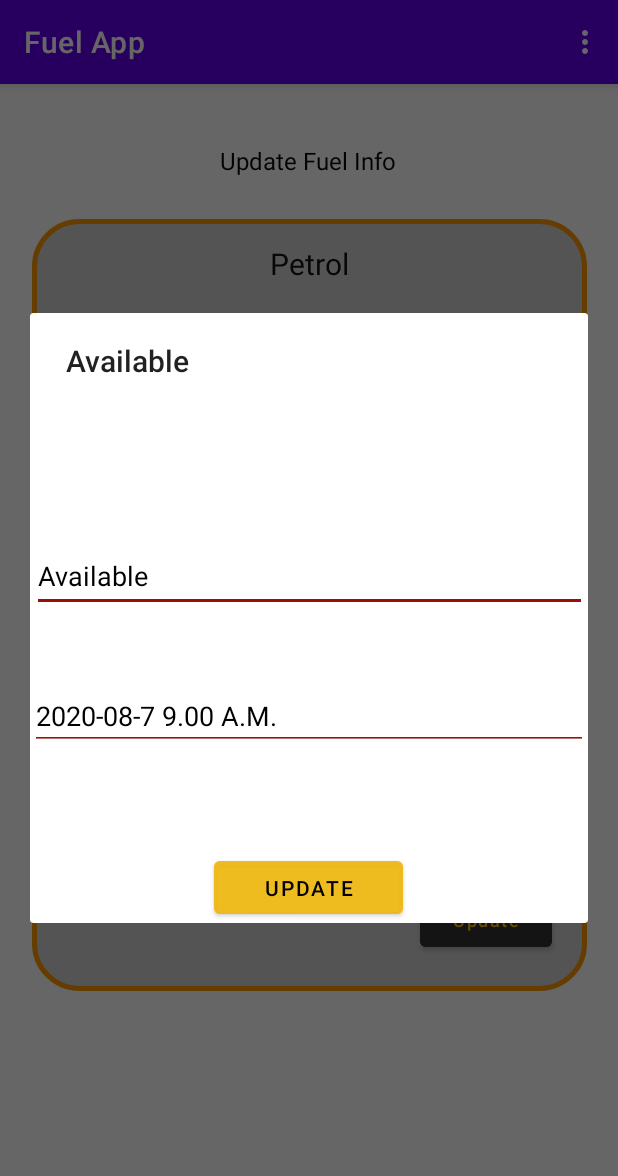
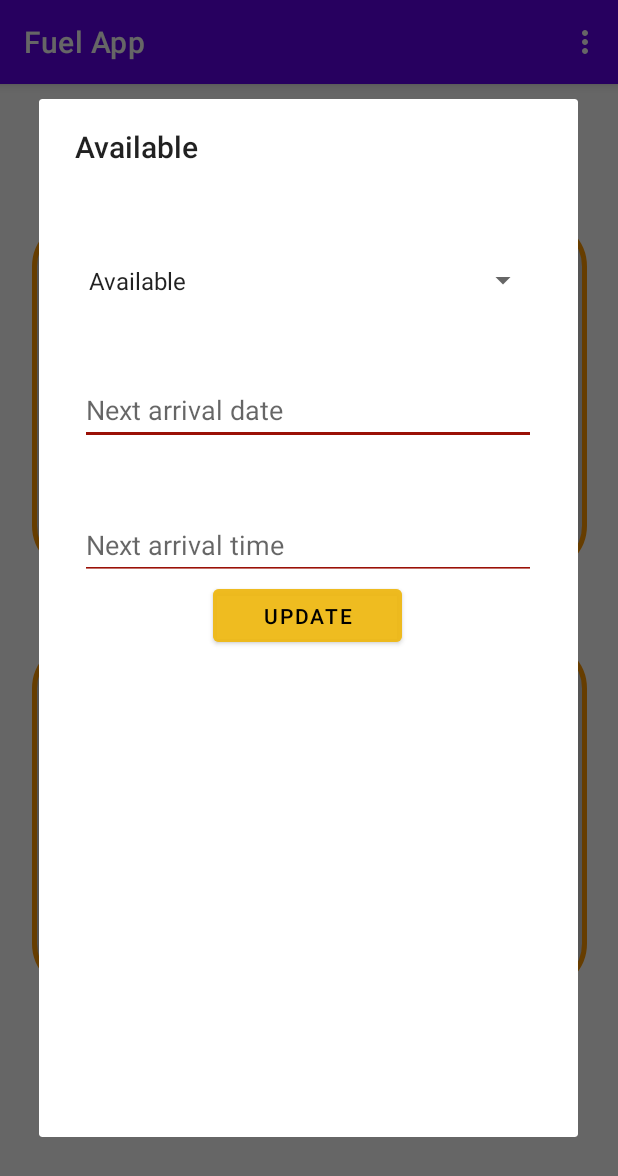
Before and after one commit to shanuka-prabodha/Fuel-app, an Android app: the StationActivity screen opened directly, with no data from a screen before it, after a tap on "Update", on a phone screen of 412 x 824 dp. Shown: the top 1176 px of the screen. Run offline under Robolectric (Android 15) with nearby library versions, the phone set to English and light mode, and no system bars.

Commit message:
dat & time pickers

```diff
--- a/app/src/main/java/com/example/fuelapp/Station/StationActivity.java
+++ b/app/src/main/java/com/example/fuelapp/Station/StationActivity.java
@@ -4,7 +4,12 @@ import androidx.annotation.NonNull;
 import androidx.appcompat.app.AlertDialog;
 import androidx.appcompat.app.AppCompatActivity;
 
+import android.annotation.SuppressLint;
+import android.app.DatePickerDialog;
+import android.app.TimePickerDialog;
 import android.content.Intent;
+import android.graphics.Color;
+import android.graphics.drawable.ColorDrawable;
 import android.os.Bundle;
 import android.text.TextUtils;
 import android.util.Log;
@@ -13,8 +18,11 @@ import android.view.Menu;
 import android.view.MenuItem;
 import android.view.View;
 import android.widget.Button;
+import android.widget.DatePicker;
 import android.widget.EditText;
+import android.widget.Spinner;
 import android.widget.TextView;
+import android.widget.TimePicker;
 import android.widget.Toast;
 
 import com.example.fuelapp.Interface.IUserAPI;
@@ -23,6 +31,8 @@ import com.example.fuelapp.Model.Controller;
 import com.example.fuelapp.R;
 import com.example.fuelapp.VehicleOwner.SearchActivity;
 
+import java.util.Calendar;
+
 import retrofit2.Call;
 
 public class StationActivity extends AppCompatActivity {
@@ -30,6 +40,9 @@ public class StationActivity extends AppCompatActivity {
     //buttons and text fields initialization
     private Button btn1, btn2;
     private TextView txtPetrolAvailable, txtDisealAvailable, txtPetrolLength, txtDisealLength;
+    private DatePickerDialog.OnDateSetListener mDateSetListener1;
+    private TimePickerDialog.OnTimeSetListener mTimeSetListener;
+
 
     @Override
     protected void onCreate(Bundle savedInstanceState) {
@@ -44,12 +57,12 @@ public class StationActivity extends AppCompatActivity {
         txtDisealLength = findViewById(R.id.dLength);
 
         Intent intent = getIntent();
-        System.out.println( intent.getStringExtra("station")) ;
+        System.out.println(intent.getStringExtra("station"));
 
         IUserAPI iUserAPI = Controller.getRetrofit().create(IUserAPI.class);
         Call<StationResponse> call = iUserAPI.getStations("63540401d26b8b17b97cdd6e");
 
-        Log.e("StationActivity", "Dinisuru " );
+        Log.e("StationActivity", "Dinisuru ");
 
         btn1.setOnClickListener(new View.OnClickListener() {
             @Override
@@ -70,7 +83,7 @@ public class StationActivity extends AppCompatActivity {
     }
 
     //
-    private void showUpdate(final String Id, final String question, String answer) {
+    private void showUpdate(final String Id, final String status, String time) {
 
         AlertDialog.Builder builder = new AlertDialog.Builder(this);
         LayoutInflater inflater = getLayoutInflater();
@@ -78,16 +91,80 @@ public class StationActivity extends AppCompatActivity {
         final View view = inflater.inflate(R.layout.update, null);
         builder.setView(view);
 
-        final EditText fuelStatus = (EditText) view.findViewById(R.id.status);
-        TextView statusFuel = view.findViewById(R.id.status);
-        statusFuel.setText(question);
+        Spinner fuelStatus = view.findViewById(R.id.status);
+//        TextView statusFuel = view.findViewById(R.id.status);
+//        fuelStatus.set(status);
+
+        //Date picker
+        final EditText dateArrival = (EditText) view.findViewById(R.id.nextDate);
+        dateArrival.setOnClickListener(new View.OnClickListener() {
+            @Override
+            public void onClick(View view) {
+
+                Calendar cal = Calendar.getInstance();
+                int year = cal.get(Calendar.YEAR);
+                int month = cal.get(Calendar.MONTH);
+                int day = cal.get(Calendar.DAY_OF_MONTH);
+
+                DatePickerDialog dialog = new DatePickerDialog(
+                        StationActivity.this,
+                        android.R.style.Theme_Holo_Light_Dialog_MinWidth,
+                        mDateSetListener1,
+                        year, month, day);
+                dialog.getWindow().setBackgroundDrawable(new ColorDrawable(Color.TRANSPARENT));
+                dialog.show();
+            }
+        });
+        mDateSetListener1 = new DatePickerDialog.OnDateSetListener() {
+            @Override
+            public void onDateSet(DatePicker datePicker, int year, int month, int day) {
+                month = month + 1;
+                String date = month + "/" + day + "/" + year;
+                TextView arrivalDate = view.findViewById(R.id.nextDate);
+                arrivalDate.setText(date);
+            }
+        };
+
+
+        //Time picker
         final EditText timeArrival = (EditText) view.findViewById(R.id.time);
-        TextView arrivalTime = view.findViewById(R.id.time);
-        arrivalTime.setText(answer);
+        timeArrival.setOnClickListener(new View.OnClickListener() {
+            @Override
+            public void onClick(View view) {
+
+
+                TimePickerDialog timePickerDialog = new TimePickerDialog(
+                        StationActivity.this, mTimeSetListener, 24, 60, true);
+
+                timePickerDialog.getWindow().setBackgroundDrawable(new ColorDrawable(Color.TRANSPARENT));
+                timePickerDialog.show();
+
+            }
+        });
+
+
+        mTimeSetListener = new TimePickerDialog.OnTimeSetListener() {
+
+            @Override
+            public void onTimeSet(TimePicker timePicker, int i, int i1) {
+
+                TextView arrivalTime = view.findViewById(R.id.time);
+
+                String timeIN = "";
+                if (i < 13)
+                    timeIN = "AM";
+                else timeIN = "PM";
+
+                String time = i + "." + i1 + timeIN;
+                arrivalTime.setText(time);
+            }
+        };
+
+
         final Button button = (Button) view.findViewById(R.id.queueOkBtn);
 
 
-        builder.setTitle("" + question);
+        builder.setTitle("" + status);
 
         final AlertDialog alert = builder.create();
         alert.show();
@@ -95,17 +172,17 @@ public class StationActivity extends AppCompatActivity {
         button.setOnClickListener(new View.OnClickListener() {
             @Override
             public void onClick(View view) {
-                String question = fuelStatus.getText().toString().trim();
-                String answer = timeArrival.getText().toString().trim();
+                String status = fuelStatus.getSelectedItem().toString().trim();
+                String time = timeArrival.getText().toString().trim();
 
-                if (TextUtils.isEmpty(question)) {
-                    fuelStatus.setError("Required");
+                if (TextUtils.isEmpty(status)) {
+//                    fuelStatus.seter("Required");
                     timeArrival.setError("Required");
                     return;
                 }
 
-                if (TextUtils.isEmpty(answer)) {
-                    fuelStatus.setError("Required");
+                if (TextUtils.isEmpty(time)) {
+//                    fuelStatus.setError("Required");
                     return;
                 }
                 alert.dismiss();
@@ -117,7 +194,7 @@ public class StationActivity extends AppCompatActivity {
 
     @Override
     public boolean onCreateOptionsMenu(Menu menu) {
-        getMenuInflater().inflate(R.menu.menu_main,menu);
+        getMenuInflater().inflate(R.menu.menu_main, menu);
         return true;
     }
 
--- a/app/src/main/res/layout/update.xml
+++ b/app/src/main/res/layout/update.xml
@@ -8,40 +8,53 @@
     android:backgroundTint="#FFFFFF"
     android:foregroundTint="#837D7D">
 
-    <EditText
+
+    <Spinner
         android:id="@+id/status"
-        android:layout_width="370dp"
-        android:layout_height="48dp"
-        android:layout_marginTop="106dp"
-        android:backgroundTint="#9A1006"
-        android:ems="10"
-        android:hint="Status"
-        android:inputType="textPersonName"
-        android:textColor="#000000"
+        android:layout_width="308dp"
+        android:layout_height="39dp"
+        android:layout_marginTop="56dp"
+        android:entries="@array/fuelStatus"
         app:layout_constraintEnd_toEndOf="parent"
+        app:layout_constraintHorizontal_bias="0.497"
         app:layout_constraintStart_toStartOf="parent"
         app:layout_constraintTop_toTopOf="parent" />
 
     <EditText
-        android:id="@+id/time"
-        android:layout_width="372dp"
-        android:layout_height="44dp"
-        android:layout_marginTop="48dp"
+        android:id="@+id/nextDate"
+        android:layout_width="304dp"
+        android:layout_height="46dp"
+        android:layout_marginTop="44dp"
         android:backgroundTint="#9A1006"
         android:ems="10"
-        android:hint="Next "
-        android:inputType="textPersonName"
+        android:hint="Next arrival date"
+        android:inputType="date"
         android:textColor="#000000"
         app:layout_constraintEnd_toEndOf="parent"
-        app:layout_constraintHorizontal_bias="0.41"
+        app:layout_constraintHorizontal_bias="0.495"
         app:layout_constraintStart_toStartOf="parent"
         app:layout_constraintTop_toBottomOf="@+id/status" />
+
+    <EditText
+        android:id="@+id/time"
+        android:layout_width="304dp"
+        android:layout_height="46dp"
+        android:layout_marginTop="44dp"
+        android:backgroundTint="#9A1006"
+        android:ems="10"
+        android:hint="Next arrival time"
+        android:inputType="time"
+        android:textColor="#000000"
+        app:layout_constraintEnd_toEndOf="parent"
+        app:layout_constraintHorizontal_bias="0.495"
+        app:layout_constraintStart_toStartOf="parent"
+        app:layout_constraintTop_toBottomOf="@+id/nextDate" />
 
     <Button
         android:id="@+id/queueOkBtn"
         android:layout_width="126dp"
         android:layout_height="47dp"
-        android:layout_marginTop="68dp"
+        android:layout_marginBottom="324dp"
         android:backgroundTint="#C6EFB815"
         android:text="Update"
         android:textColor="#000000"
@@ -50,7 +63,7 @@
         app:layout_constraintHorizontal_bias="0.498"
         app:layout_constraintStart_toStartOf="parent"
         app:layout_constraintTop_toBottomOf="@+id/time"
-        app:layout_constraintVertical_bias="0.162" />
+        app:layout_constraintVertical_bias="0.682" />
 
 
 </androidx.constraintlayout.widget.ConstraintLayout>
--- a/app/src/main/res/values/strings.xml
+++ b/app/src/main/res/values/strings.xml
@@ -19,6 +19,13 @@
     </string-array>
 
 
+    <string-array name="fuelStatus">Fuel types
+        <item>Available</item>
+        <item>Finished</item>
+    </string-array>
+
+
+
     <string-array name="vehicleType">Fuel types
         <item>Bicycle</item>
         <item>Car</item>
```
